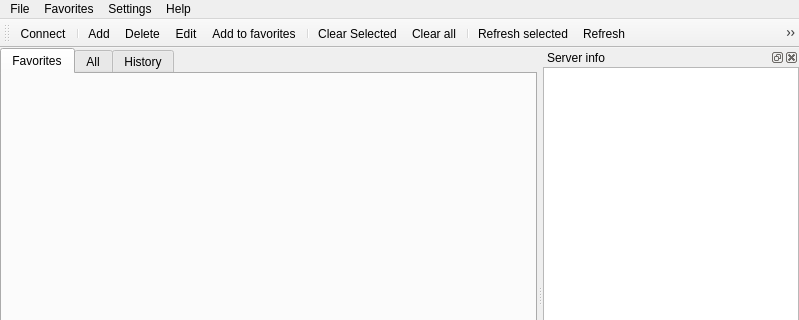
navrocky/urtconnector, file src/main_window.ui: the form before one commit; both pictures show x 0 to 799 and y 0 to 320 of the 799 by 564 pixel window.
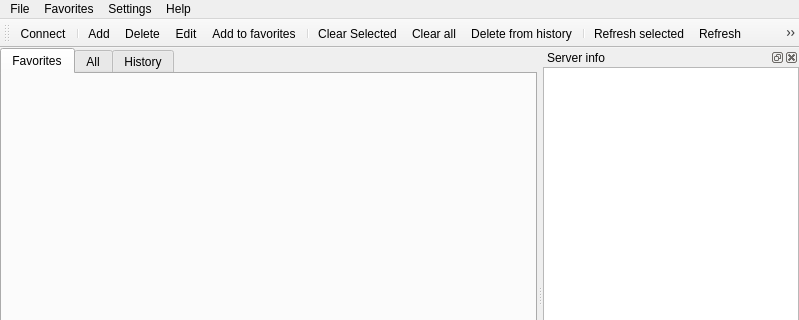
The form after the commit. Icons and pictures are not drawn.

Commit message: fixes in history and in about dialog snow )

What changed in the file:
```diff
--- a/src/main_window.ui
+++ b/src/main_window.ui
@@ -276,6 +276,7 @@
    <addaction name="separator"/>
    <addaction name="actionClearSelected"/>
    <addaction name="actionClearAll"/>
+   <addaction name="actionHistoryDelete"/>
    <addaction name="separator"/>
    <addaction name="actionRefreshSelected"/>
    <addaction name="actionRefreshAll"/>
```
Left out of the diff: 4 changed lines with no effect on the pictures. The commit also changes 8 other files.
